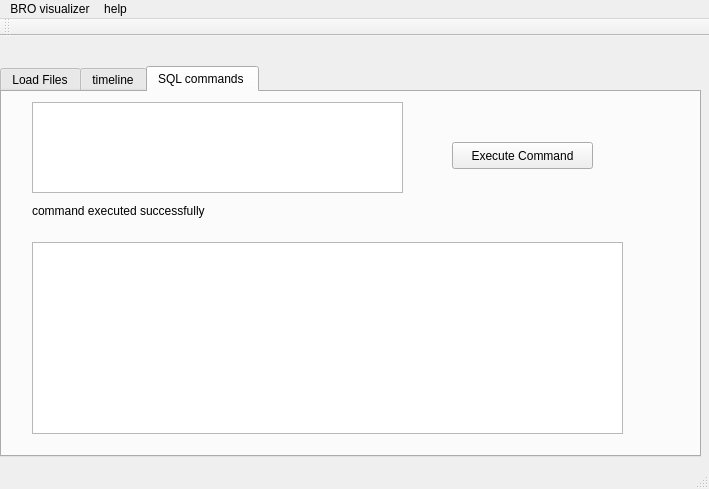
Before: the Qt Designer form mainwindow.ui in ahmadjd94/Bro-ID-Log-Analyzer, drawn with Qt 5.
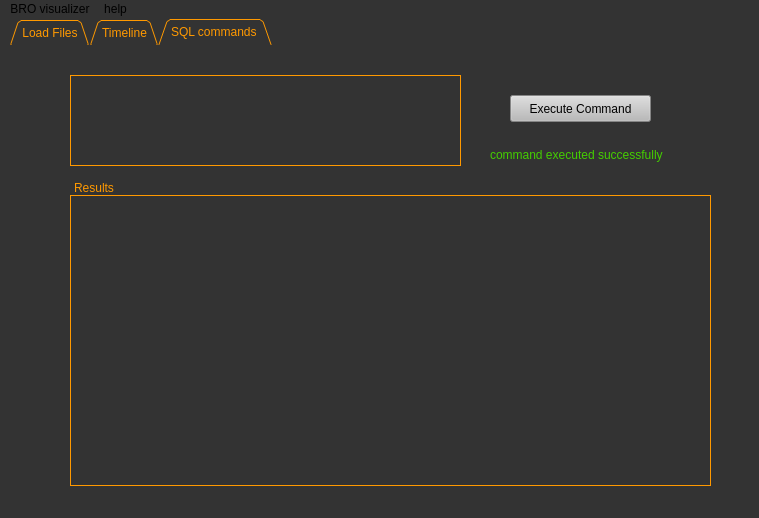
After: the same form once the commit is applied. The open tabs and pages were chosen to show the change.

Commit message: currently working on the GUI redesign

Diff of the .ui file:
```diff
--- a/mainwindow.ui
+++ b/mainwindow.ui
@@ -6,28 +6,53 @@
    <rect>
     <x>0</x>
     <y>0</y>
-    <width>709</width>
-    <height>489</height>
+    <width>759</width>
+    <height>518</height>
    </rect>
   </property>
   <property name="windowTitle">
    <string>MainWindow</string>
   </property>
+  <property name="styleSheet">
+   <string notr="true">background-color: rgb(51, 51, 51);</string>
+  </property>
   <widget class="QWidget" name="centralWidget">
    <widget class="QTabWidget" name="analysis">
     <property name="geometry">
      <rect>
-      <x>0</x>
-      <y>30</y>
-      <width>701</width>
-      <height>391</height>
+      <x>10</x>
+      <y>0</y>
+      <width>721</width>
+      <height>481</height>
      </rect>
     </property>
     <property name="mouseTracking">
      <bool>false</bool>
     </property>
+    <property name="acceptDrops">
+     <bool>false</bool>
+    </property>
+    <property name="autoFillBackground">
+     <bool>false</bool>
+    </property>
+    <property name="styleSheet">
+     <string notr="true">color:rgb(255, 153, 0 );
+border-color: qconicalgradient(cx:0, cy:0, angle:135, stop:0 rgba(255, 255, 0, 69), stop:0.375 rgba(255, 255, 0, 69), stop:0.423533 rgba(251, 255, 0, 145), stop:0.45 rgba(247, 255, 0, 208), stop:0.477581 rgba(255, 244, 71, 130), stop:0.518717 rgba(255, 218, 71, 130), stop:0.55 rgba(255, 255, 0, 255), stop:0.57754 rgba(255, 203, 0, 130), stop:0.625 rgba(255, 255, 0, 69), stop:1 rgba(255, 255, 0, 69));</string>
+    </property>
+    <property name="tabShape">
+     <enum>QTabWidget::Triangular</enum>
+    </property>
     <property name="currentIndex">
-     <number>2</number>
+     <number>0</number>
+    </property>
+    <property name="documentMode">
+     <bool>false</bool>
+    </property>
+    <property name="tabsClosable">
+     <bool>false</bool>
+    </property>
+    <property name="movable">
+     <bool>false</bool>
     </property>
     <widget class="QWidget" name="tab">
      <attribute name="title">
@@ -150,7 +175,7 @@
     </widget>
     <widget class="QWidget" name="tab_2">
      <attribute name="title">
-      <string>timeline</string>
+      <string>Timeline</string>
      </attribute>
      <widget class="QGraphicsView" name="graphicsView">
       <property name="geometry">
@@ -183,54 +208,92 @@
      <attribute name="title">
       <string>SQL commands </string>
      </attribute>
-     <widget class="QTextEdit" name="textEdit">
-      <property name="geometry">
-       <rect>
-        <x>30</x>
-        <y>10</y>
-        <width>371</width>
-        <height>91</height>
-       </rect>
-      </property>
-     </widget>
-     <widget class="QPushButton" name="pushButton_5">
-      <property name="geometry">
-       <rect>
-        <x>450</x>
-        <y>50</y>
-        <width>141</width>
-        <height>27</height>
-       </rect>
-      </property>
-      <property name="text">
-       <string>Execute Command</string>
-      </property>
-     </widget>
      <widget class="QTableView" name="tableView">
       <property name="geometry">
        <rect>
-        <x>30</x>
+        <x>60</x>
         <y>150</y>
-        <width>591</width>
-        <height>192</height>
+        <width>641</width>
+        <height>291</height>
        </rect>
       </property>
       <property name="autoFillBackground">
        <bool>false</bool>
       </property>
+      <property name="styleSheet">
+       <string notr="true">border-color:rgb(255, 153, 0 );
+</string>
+      </property>
+      <property name="frameShape">
+       <enum>QFrame::Box</enum>
+      </property>
       <property name="frameShadow">
-       <enum>QFrame::Raised</enum>
+       <enum>QFrame::Plain</enum>
+      </property>
+     </widget>
+     <widget class="QLabel" name="label_3">
+      <property name="geometry">
+       <rect>
+        <x>64</x>
+        <y>136</y>
+        <width>59</width>
+        <height>14</height>
+       </rect>
+      </property>
+      <property name="text">
+       <string>Results</string>
+      </property>
+     </widget>
+     <widget class="QPushButton" name="pushButton_5">
+      <property name="geometry">
+       <rect>
+        <x>500</x>
+        <y>50</y>
+        <width>141</width>
+        <height>27</height>
+       </rect>
+      </property>
+      <property name="styleSheet">
+       <string notr="true">background-color: rgb(186, 186, 186);
+color: rgb(0, 0, 0);</string>
+      </property>
+      <property name="text">
+       <string>Execute Command</string>
+      </property>
+     </widget>
+     <widget class="QTextEdit" name="textEdit">
+      <property name="geometry">
+       <rect>
+        <x>60</x>
+        <y>30</y>
+        <width>391</width>
+        <height>91</height>
+       </rect>
+      </property>
+      <property name="styleSheet">
+       <string notr="true">border-color:rgb(255, 153, 0 );</string>
+      </property>
+      <property name="frameShape">
+       <enum>QFrame::Box</enum>
+      </property>
+      <property name="frameShadow">
+       <enum>QFrame::Plain</enum>
       </property>
      </widget>
      <widget class="QLabel" name="label_2">
       <property name="geometry">
        <rect>
-        <x>30</x>
-        <y>110</y>
-        <width>411</width>
-        <height>17</height>
+        <x>480</x>
+        <y>100</y>
+        <width>191</width>
+        <height>20</height>
        </rect>
       </property>
+      <property name="styleSheet">
+       <string notr="true">color: rgb(68, 206, 0);
+border-color:rgb(255, 153, 0 );
+</string>
+      </property>
       <property name="text">
        <string>command executed successfully</string>
       </property>
@@ -243,8 +306,8 @@
     <rect>
      <x>0</x>
      <y>0</y>
-     <width>709</width>
-     <height>27</height>
+     <width>759</width>
+     <height>19</height>
     </rect>
    </property>
    <widget class="QMenu" name="menuBRO_visualizer">
@@ -262,17 +325,6 @@
    <addaction name="menuBRO_visualizer"/>
    <addaction name="menuHelp"/>
   </widget>
-  <widget class="QToolBar" name="mainToolBar">
-   <property name="windowTitle">
-    <string>BRO Log file analyzer and visualizer</string>
-   </property>
-   <attribute name="toolBarArea">
-    <enum>TopToolBarArea</enum>
-   </attribute>
-   <attribute name="toolBarBreak">
-    <bool>false</bool>
-   </attribute>
-  </widget>
   <widget class="QStatusBar" name="statusBar"/>
   <action name="actionAbout">
    <property name="text">
```
Left out of the diff: 103 changed lines with no effect on the pictures. The commit also changes 2 other files.
